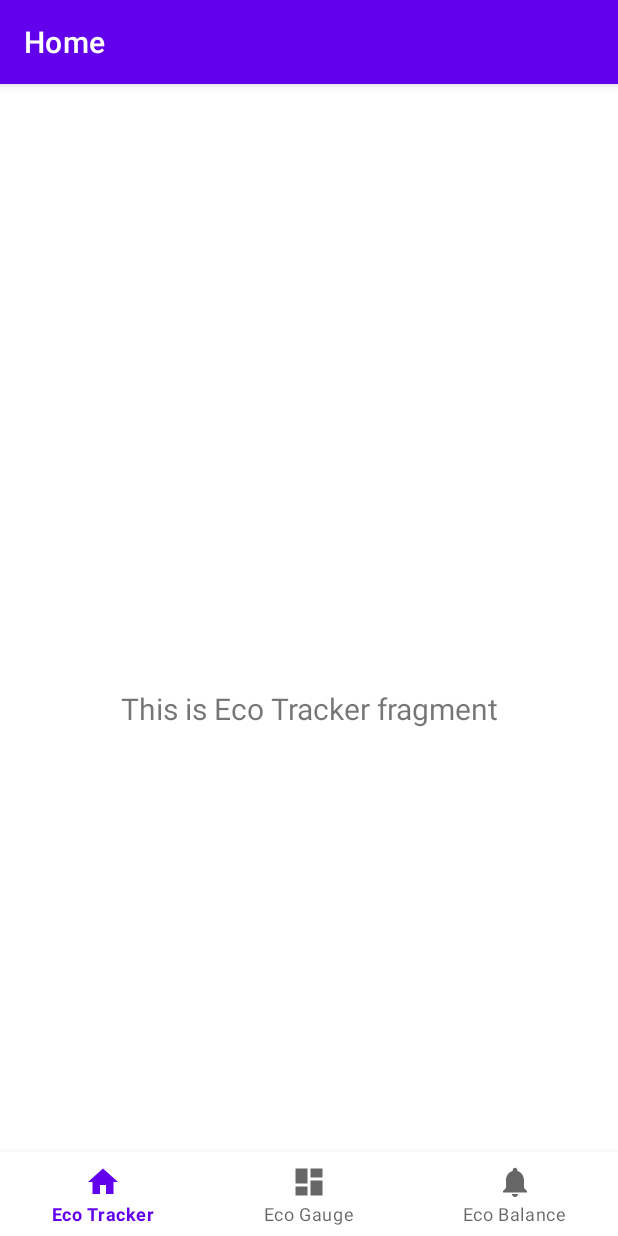
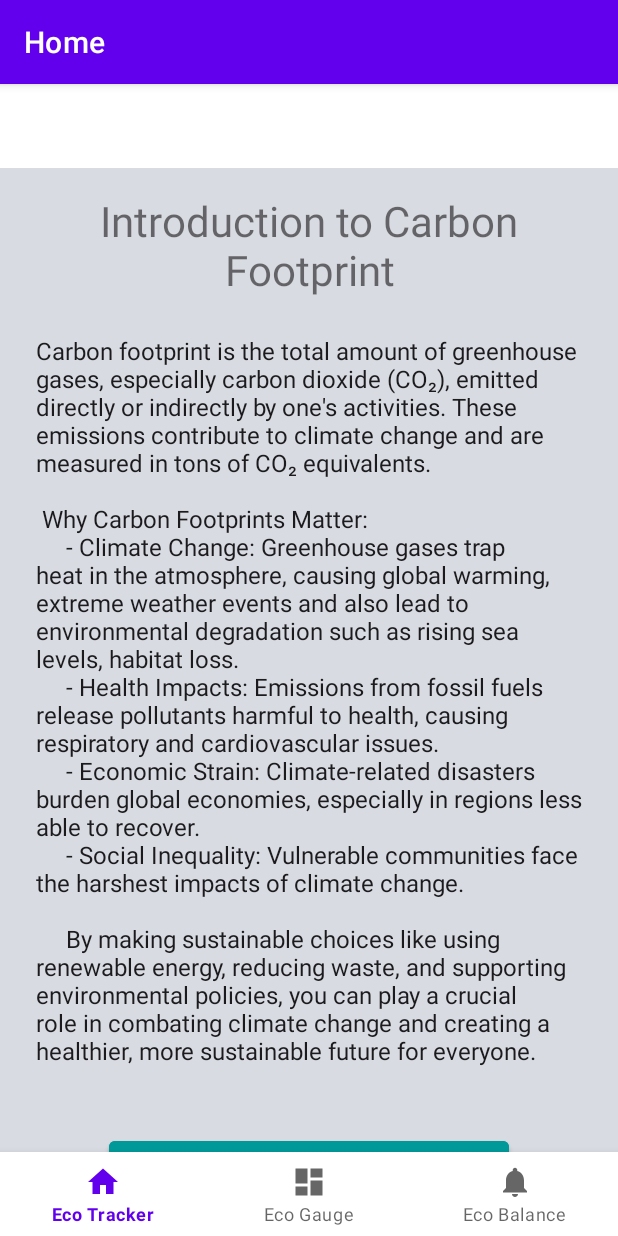
Before and after one commit to danielstevanus88/Planetze, an Android app: the screen it shows after launch once a user with an empty profile is signed in (MainActivity), on a phone screen of 412 x 824 dp. Run offline under Robolectric (Android 15) with nearby library versions, the phone set to English and light mode, and no system bars; our stand-ins replace Firebase (no records; nobody signed in at launch, a user with empty details on screens opened directly), navigation-ui.

Commit message:
feat: added info page to display information on carbon footprint

```diff
--- a/app/build.gradle.kts
+++ b/app/build.gradle.kts
@@ -47,6 +47,7 @@ dependencies {
     implementation(libs.firebase.auth)
     implementation(libs.annotation)
     implementation(libs.activity)
+    implementation(libs.firebase.database)
     testImplementation(libs.junit)
     androidTestImplementation(libs.ext.junit)
     androidTestImplementation(libs.espresso.core)
--- a/app/src/main/java/com/example/planetze/MainActivity.java
+++ b/app/src/main/java/com/example/planetze/MainActivity.java
@@ -1,10 +1,15 @@
 package com.example.planetze;
 
 import android.os.Bundle;
+import android.view.View;
 
+import com.example.planetze.ui.home.CarbonInfoFragment;
+import com.example.planetze.ui.login.LoginFragment;
 import com.google.android.material.bottomnavigation.BottomNavigationView;
 
 import androidx.appcompat.app.AppCompatActivity;
+import androidx.fragment.app.Fragment;
+import androidx.fragment.app.FragmentManager;
 import androidx.navigation.NavController;
 import androidx.navigation.Navigation;
 import androidx.navigation.ui.AppBarConfiguration;
@@ -23,9 +28,13 @@ public class MainActivity extends AppCompatActivity {
         binding = ActivityMainBinding.inflate(getLayoutInflater());
         setContentView(binding.getRoot());
 
+        CarbonInfoFragment fragment = new CarbonInfoFragment();
+        getSupportFragmentManager().beginTransaction()
+                .replace(R.id.fragmentContainerView, fragment)
+                .commit();
+
         BottomNavigationView navView = findViewById(R.id.nav_view);
-        // Passing each menu ID as a set of Ids because each
-        // menu should be considered as top level destinations.
+        // Set up navigation with the BottomNavigationView
         AppBarConfiguration appBarConfiguration = new AppBarConfiguration.Builder(
                 R.id.navigation_home, R.id.navigation_dashboard, R.id.navigation_notifications)
                 .build();
@@ -34,4 +43,16 @@ public class MainActivity extends AppCompatActivity {
         NavigationUI.setupWithNavController(binding.navView, navController);
     }
 
+    // Method to remove the CarbonInfoFragment
+    public void onAcknowledgeButtonClick(View view) {
+        FragmentManager fragmentManager = getSupportFragmentManager(); // Or getFragmentManager() if you're in a Fragment
+        Fragment fragment = fragmentManager.findFragmentById(R.id.fragmentContainerView);
+
+        if (fragment != null) {
+            fragmentManager.beginTransaction()
+                    .remove(fragment)
+                    .commit();
+        }
+    }
+
 }
--- /dev/null
+++ b/app/src/main/java/com/example/planetze/ui/home/CarbonInfoFragment.java
@@ -0,0 +1,66 @@
+package com.example.planetze.ui.home;
+
+import android.os.Bundle;
+import android.view.LayoutInflater;
+import android.view.View;
+import android.view.ViewGroup;
+
+import androidx.fragment.app.Fragment;
+
+import com.example.planetze.R;
+
+/**
+ * A simple {@link Fragment} subclass.
+ * Use the {@link CarbonInfoFragment#newInstance} factory method to
+ * create an instance of this fragment.
+ */
+public class CarbonInfoFragment extends Fragment {
+
+    // TODO: Rename parameter arguments, choose names that match
+    // the fragment initialization parameters, e.g. ARG_ITEM_NUMBER
+    private static final String ARG_PARAM1 = "param1";
+    private static final String ARG_PARAM2 = "param2";
+
+    // TODO: Rename and change types of parameters
+    private String mParam1;
+    private String mParam2;
+
+    public CarbonInfoFragment() {
+        // Required empty public constructor
+    }
+    /**
+     * Use this factory method to create a new instance of
+     * this fragment using the provided parameters.
+     *
+     * @param param1 Parameter 1.
+     * @param param2 Parameter 2.
+     * @return A new instance of fragment CarbonInfoFragment.
+     */
+    // TODO: Rename and change types and number of parameters
+    public static CarbonInfoFragment newInstance(String param1, String param2) {
+        CarbonInfoFragment fragment = new CarbonInfoFragment();
+        Bundle args = new Bundle();
+        args.putString(ARG_PARAM1, param1);
+        args.putString(ARG_PARAM2, param2);
+        fragment.setArguments(args);
+        return fragment;
+    }
+
+    @Override
+    public void onCreate(Bundle savedInstanceState) {
+        super.onCreate(savedInstanceState);
+        if (getArguments() != null) {
+            mParam1 = getArguments().getString(ARG_PARAM1);
+            mParam2 = getArguments().getString(ARG_PARAM2);
+        }
+    }
+
+    @Override
+    public View onCreateView(LayoutInflater inflater, ViewGroup container,
+                             Bundle savedInstanceState) {
+        // Inflate the layout for this fragment
+        return inflater.inflate(R.layout.fragment_carbon_info, container, false);
+    }
+
+
+}
--- a/app/src/main/res/layout/activity_main.xml
+++ b/app/src/main/res/layout/activity_main.xml
@@ -31,4 +31,12 @@
         app:layout_constraintTop_toTopOf="parent"
         app:navGraph="@navigation/mobile_navigation" />
 
+    <androidx.fragment.app.FragmentContainerView
+        android:id="@+id/fragmentContainerView"
+        android:name="com.example.planetze.ui.home.CarbonInfoFragment"
+        android:layout_width="wrap_content"
+        android:layout_height="wrap_content"
+        tools:layout_editor_absoluteX="201dp"
+        tools:layout_editor_absoluteY="312dp" />
+
 </androidx.constraintlayout.widget.ConstraintLayout>
--- /dev/null
+++ b/app/src/main/res/layout/fragment_carbon_info.xml
@@ -0,0 +1,53 @@
+<?xml version="1.0" encoding="utf-8"?>
+<FrameLayout xmlns:android="http://schemas.android.com/apk/res/android"
+    xmlns:tools="http://schemas.android.com/tools"
+    android:layout_width="match_parent"
+    android:layout_height="match_parent"
+    tools:context=".ui.home.CarbonInfoFragment"
+    android:background="@color/splashBackgroundColor">
+
+    <LinearLayout
+        android:layout_width="match_parent"
+        android:layout_height="match_parent"
+        android:gravity="center_horizontal"
+        android:orientation="vertical"
+        android:padding="16dp">
+
+        <!-- Centered title text -->
+        <TextView
+            android:id="@+id/infotitle"
+            android:layout_width="wrap_content"
+            android:layout_height="wrap_content"
+            android:layout_gravity="center_horizontal"
+            android:gravity="center"
+            android:paddingBottom="16dp"
+            android:text="Introduction to Carbon Footprint"
+            android:textSize="28sp" />
+
+        <!-- Text box for information about carbon footprint -->
+        <TextView
+            android:id="@+id/infoText"
+            android:layout_width="match_parent"
+            android:layout_height="wrap_content"
+            android:textColor="#1B1B1E"
+            android:text="Carbon footprint is the total amount of greenhouse gases, especially carbon dioxide (CO₂), emitted directly or indirectly by one's activities. These emissions contribute to climate change and are measured in tons of CO₂ equivalents.\n\n
+Why Carbon Footprints Matter:\n
+    - Climate Change: Greenhouse gases trap heat in the atmosphere, causing global warming, extreme weather events and also lead to environmental degradation such as rising sea levels, habitat loss.\n
+    - Health Impacts: Emissions from fossil fuels release pollutants harmful to health, causing respiratory and cardiovascular issues.\n
+    - Economic Strain: Climate-related disasters burden global economies, especially in regions less able to recover.\n
+    - Social Inequality: Vulnerable communities face the harshest impacts of climate change.\n\n
+    By making sustainable choices like using renewable energy, reducing waste, and supporting environmental policies, you can play a crucial role in combating climate change and creating a healthier, more sustainable future for everyone."
+            android:textSize="16sp"
+            android:padding="8dp"
+            android:layout_marginBottom="35dp" />
+
+        <!-- Button to acknowledge and proceed -->
+        <Button
+            android:id="@+id/acknowledgeButton"
+            android:layout_width="wrap_content"
+            android:layout_height="wrap_content"
+            android:backgroundTint="#009999"
+            android:onClick="onAcknowledgeButtonClick"
+            android:text="Acknowledge and Continue" />
+    </LinearLayout>
+</FrameLayout>
--- a/app/src/main/res/values/colors.xml
+++ b/app/src/main/res/values/colors.xml
@@ -7,7 +7,9 @@
     <color name="teal_700">#FF018786</color>
     <color name="black">#FF000000</color>
     <color name="white">#FFFFFFFF</color>
-
+    <color name="splashBackgroundColor">#d9dbe2</color>
+    <color name="trackingColor">#FF6347</color> <!-- Tomato color, for example -->
+    <color name="changingColor">#4682B4</color>
 
     <color name="primaryColor">#009999</color>
     <color name="secondaryColor">#a9bcd0</color>
--- a/gradle/libs.versions.toml
+++ b/gradle/libs.versions.toml
@@ -14,6 +14,7 @@ googleGmsGoogleServices = "4.4.2"
 firebaseAuth = "23.1.0"
 annotation = "1.6.0"
 activity = "1.9.1"
+firebaseDatabase = "21.0.0"
 
 [libraries]
 junit = { group = "junit", name = "junit", version.ref = "junit" }
@@ -29,6 +30,7 @@ navigation-ui = { group = "androidx.navigation", name = "navigation-ui", version
 firebase-auth = { group = "com.google.firebase", name = "firebase-auth", version.ref = "firebaseAuth" }
 annotation = { group = "androidx.annotation", name = "annotation", version.ref = "annotation" }
 activity = { group = "androidx.activity", name = "activity", version.ref = "activity" }
+firebase-database = { group = "com.google.firebase", name = "firebase-database", version.ref = "firebaseDatabase" }
 
 [plugins]
 android-application = { id = "com.android.application", version.ref = "agp" }
```
Also changed, not shown: 601 other files.
